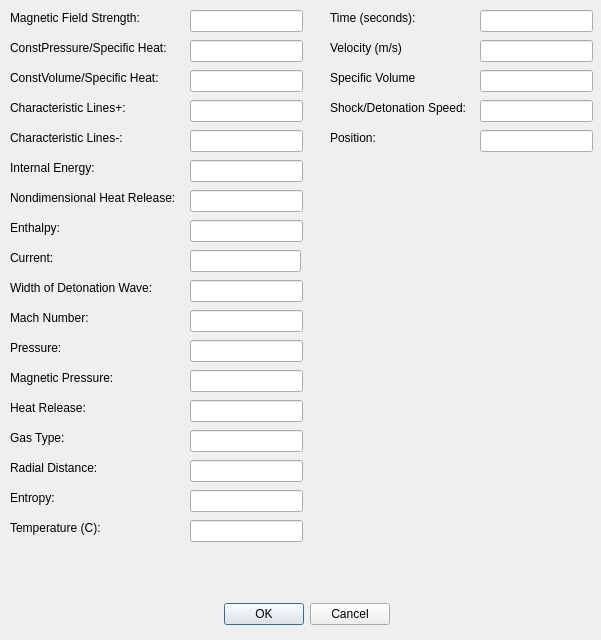
Above: shockwaveparamsdlg.ui from caolandix/ShockwaveSim before the change. Below: the same form after it.
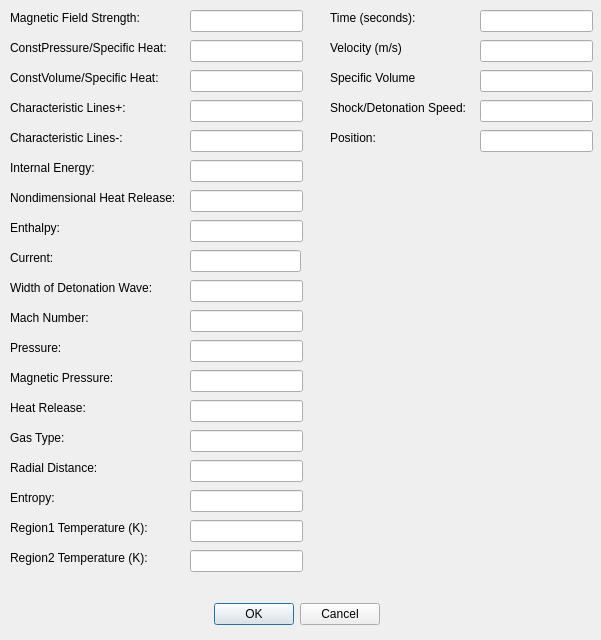
That is the form after the change.

Commit message: - Removed sample graph code - Added new class to model the ShockRegion

What changed in the file:
```diff
--- a/shockwaveparamsdlg.ui
+++ b/shockwaveparamsdlg.ui
@@ -16,7 +16,7 @@
   <widget class="QDialogButtonBox" name="btnsOkayCancel">
    <property name="geometry">
     <rect>
-     <x>160</x>
+     <x>150</x>
      <y>600</y>
      <width>293</width>
      <height>28</height>
@@ -273,7 +273,7 @@
     </rect>
    </property>
    <property name="text">
-    <string>Temperature (C):</string>
+    <string>Region1 Temperature (K):</string>
    </property>
   </widget>
   <widget class="QLabel" name="label_19">
@@ -561,6 +561,29 @@
     </rect>
    </property>
   </widget>
+  <widget class="QLabel" name="label_24">
+   <property name="geometry">
+    <rect>
+     <x>10</x>
+     <y>550</y>
+     <width>151</width>
+     <height>16</height>
+    </rect>
+   </property>
+   <property name="text">
+    <string>Region2 Temperature (K):</string>
+   </property>
+  </widget>
+  <widget class="QLineEdit" name="edtTempR2">
+   <property name="geometry">
+    <rect>
+     <x>190</x>
+     <y>550</y>
+     <width>113</width>
+     <height>22</height>
+    </rect>
+   </property>
+  </widget>
  </widget>
  <resources/>
  <connections>
```
Left out of the diff: 4 changed lines with no effect on the pictures. The commit also changes 8 other files.
